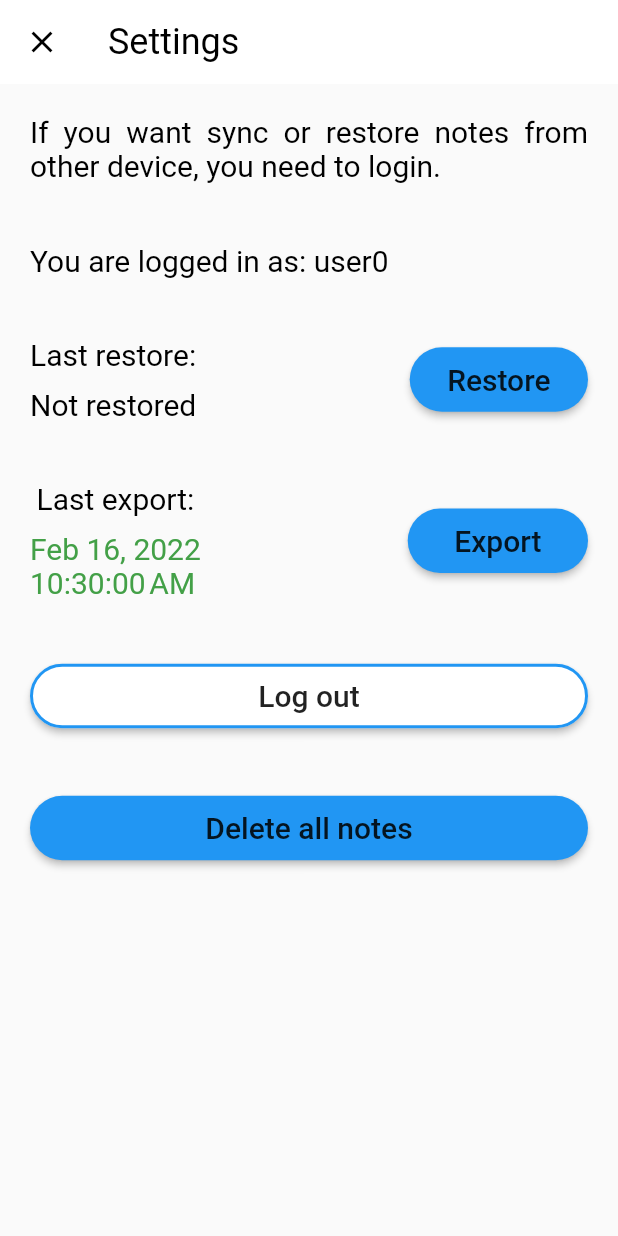
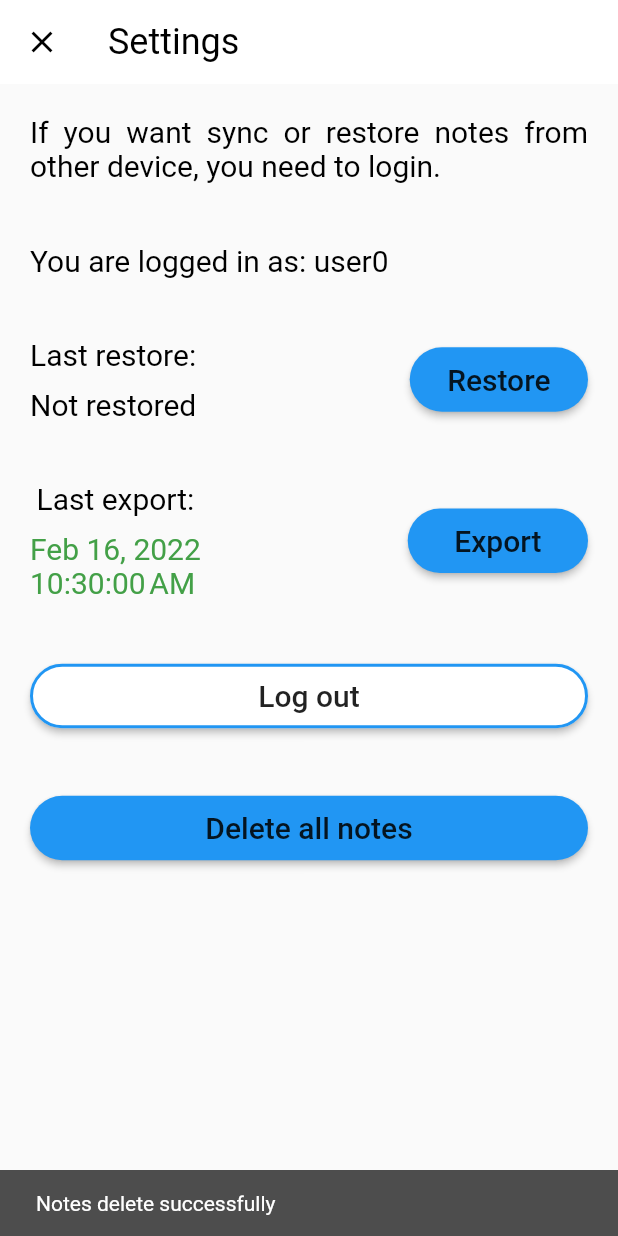
Before and after one commit to inowakowski/note_app_cdv, a Flutter app: the SettingsPage screen opened directly, after a tap on "Export", after a tap on "Delete all notes", on a phone screen of 412 x 824 dp. Run offline on Flutter 3.47's test engine with Material 2 defaults, Android fonts, the phone set to English and light mode, and no system bars; our stand-ins replace image_picker, sqflite; missing offline and left inert: azblob; accounts and stored records are empty.

Commit message:
save image work in progress

```diff
--- a/lib/db_helper/db_helper.dart
+++ b/lib/db_helper/db_helper.dart
@@ -12,7 +12,7 @@ class DatabaseHelper {
   String colId = 'id';
   String colTitle = 'title';
   String colDescription = 'description';
-  // Uint8List colImage = 'image';
+  String colImage = 'image';
   String colColor = 'color';
   String colDate = 'date';
 
@@ -47,7 +47,7 @@ class DatabaseHelper {
   void _createDb(Database db, int newVersion) async {
     await db.execute(
       'CREATE TABLE $noteTable($colId INTEGER PRIMARY KEY AUTOINCREMENT, $colTitle TEXT, '
-      '$colDescription TEXT, $colColor INTEGER,$colDate TEXT)',
+      '$colDescription TEXT, $colColor INTEGER,$colDate TEXT, $colImage TEXT)',
     ); //, $colImage BLOB
   }
 
--- a/lib/main.dart
+++ b/lib/main.dart
@@ -69,7 +69,7 @@ class MyApp extends StatelessWidget {
           headline4: TextStyle(color: Colors.blue, fontSize: 24),
           headline5: TextStyle(color: Colors.white, fontSize: 24),
           bodyText2: TextStyle(color: Colors.white, fontSize: 20),
-          bodyText1: TextStyle(color: Colors.white, fontSize: 18),
+          bodyText1: TextStyle(color: Colors.white, fontSize: 16),
           subtitle2: TextStyle(color: Colors.white, fontSize: 14),
           subtitle1: TextStyle(color: Colors.white, fontSize: 12),
         ),
--- a/lib/modal_class/notes.dart
+++ b/lib/modal_class/notes.dart
@@ -1,11 +1,12 @@
-import 'dart:typed_data';
+// import 'dart:typed_data';
 
 class Note {
   int _id;
   String _title;
   String _description;
   String _date;
-  Uint8List _image;
+  String _image;
+  // Uint8List _image;
   int _color;
 
   Note(this._title, this._date, this._color, this._image, [this._description]);
@@ -19,7 +20,7 @@ class Note {
 
   String get description => _description;
 
-  Uint8List get image => _image;
+  String get image => _image;
 
   int get color => _color;
   String get date => _date;
@@ -36,7 +37,7 @@ class Note {
     }
   }
 
-  set image(Uint8List newImage) {
+  set image(String newImage) {
     this._image = newImage;
   }
 
@@ -74,6 +75,6 @@ class Note {
     this._color = map['color'];
     this._date = map['date'];
     this._date = map['date'];
-    this._image = map['picture'];
+    this._image = map['image'];
   }
 }
--- a/lib/screens/settings_page.dart
+++ b/lib/screens/settings_page.dart
@@ -7,9 +7,11 @@ import 'package:notes_app/db_helper/db_helper.dart';
 import 'package:notes_app/db_helper/db_settings.dart';
 import 'package:azblob/azblob.dart';
 import 'package:notes_app/screens/login_page.dart';
+import 'package:path_provider/path_provider.dart';
 import 'package:sqflite/sqflite.dart';
 import 'package:notes_app/modal_class/settings.dart';
 import 'package:notes_app/modal_class/notes.dart';
+import 'package:notes_app/screens/note_detail.dart';
 import 'package:http/http.dart' as http;
 
 class SettingsPage extends StatefulWidget {
@@ -214,7 +216,8 @@ class SettingsPageState extends State<SettingsPage> {
                 padding: const EdgeInsets.all(20.0),
                 child: MaterialButton(
                   onPressed: () {
-                    helper.deleteAll();
+                    // helper.deleteAll();
+                    deleteNotes(context);
                   },
                   child: Padding(
                     padding: const EdgeInsets.all(5.0),
@@ -239,12 +242,26 @@ class SettingsPageState extends State<SettingsPage> {
     Navigator.pop(context, true);
   }
 
+  void deleteNotes(BuildContext context) {
+    helper.deleteAll();
+    final snackBar = SnackBar(
+      content: const Text(
+        'Notes delete successfully',
+        style: TextStyle(color: Colors.white),
+      ),
+    );
+    ScaffoldMessenger.of(context).showSnackBar(snackBar);
+  }
+
   //export to Azure
 
   void exportToAzure(String username) async {
     try {
-      String path = await getDatabasesPath();
-      String fileName = '$path/notes.db';
+      String notePath = await getDatabasesPath();
+      // final storagePath = await getApplicationDocumentsDirectory();
+      String fileName = '$notePath/notes.db';
+      // String imageFile = '${storagePath.path}/';
+
       List contentList = await helper.getNoteMapList();
       String content = contentList.join();
       String container = 'notter-project';
@@ -255,6 +272,10 @@ class SettingsPageState extends State<SettingsPage> {
         '/$container$username/$fileName',
         body: content,
       );
+      // await storage.putBlob(
+      //   '/$container$username/$imageFile',
+      //   body: imageFile,
+      // );
       _saveLastSyncDate();
       setState(
         () {
```
Also changed, not shown: lib/screens/note_detail.dart (+50 -9 lines), lib/screens/note_list.dart (+14 -3 lines), pubspec.lock, 1 other file.
